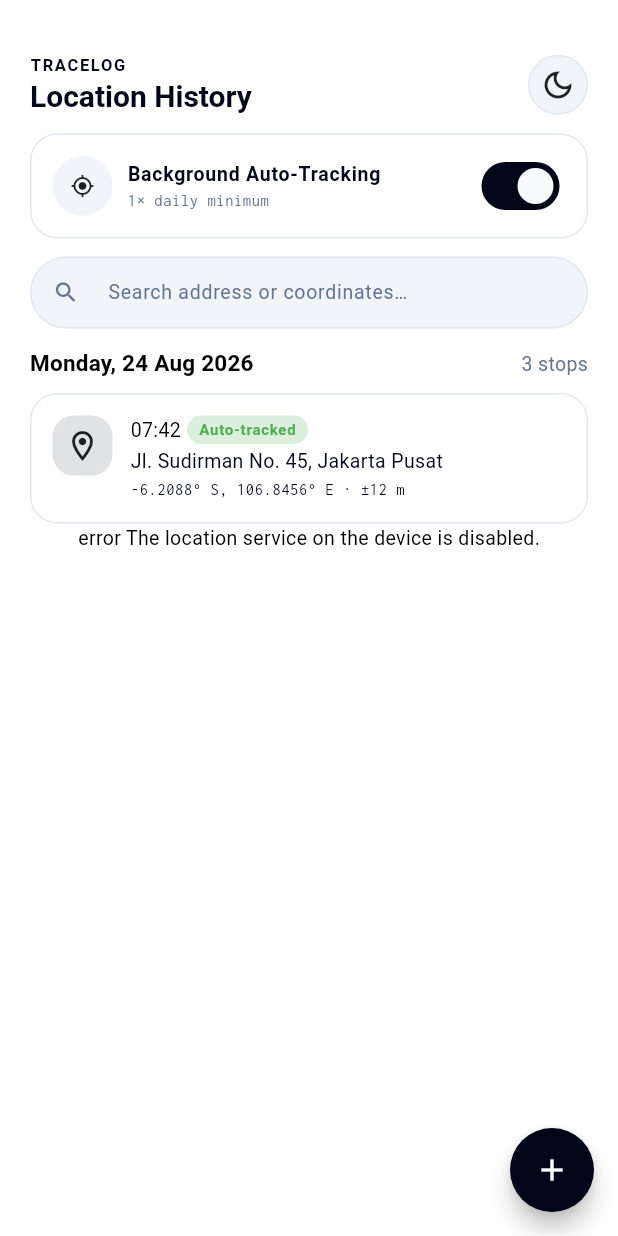
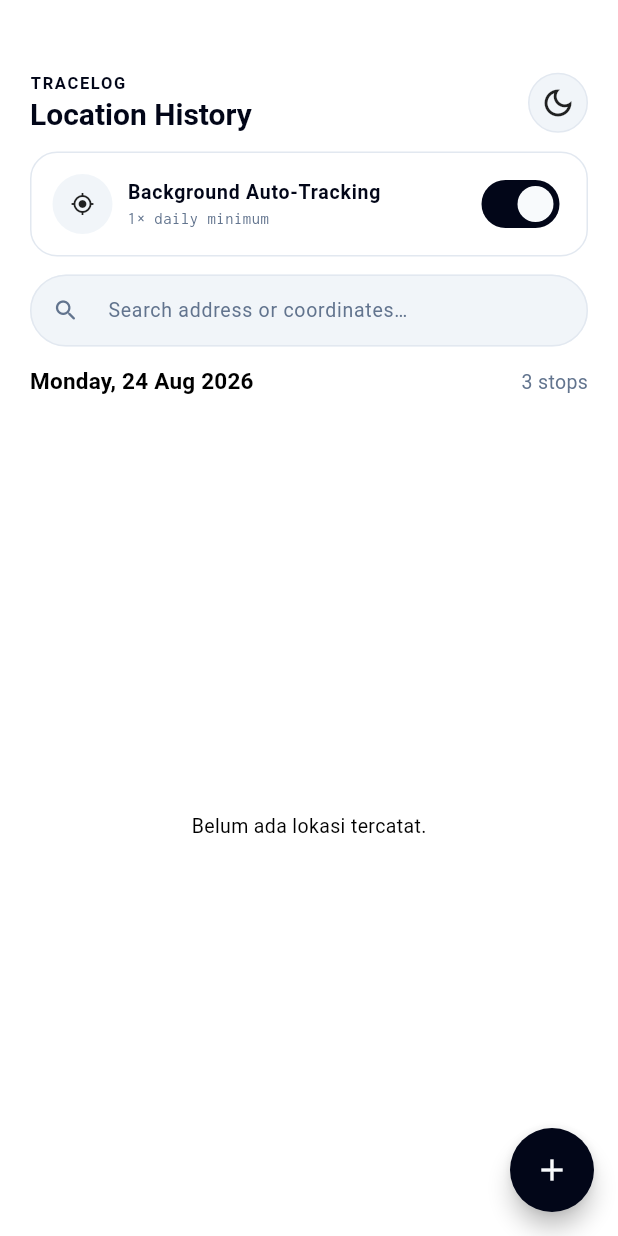
Before and after one commit to pakdhel/tracelog-app, a Flutter app: the screen it shows after launch, after a tap on the "add" icon, on a phone screen of 412 x 824 dp. Run offline on Flutter 3.47's test engine with Material 3 defaults, Android fonts, the phone set to English and light mode, and no system bars; our stand-ins replace flutter_riverpod, geocoding, geolocator, google_fonts; Roboto replaces fonts that are missing (Arimo).

Commit message:
feat: Mencatat lokasi pengguna menggunakan FAB - menambahkan geocoding service untuk mendapatkan alamat berdasarkan titik koordinat - merapihkan geolocator service - membuat model Location Entry - menghapus geolocator provider yang digunakan sebelumnya diganti jadi list location provider - mendaftarkan provider geocodingService - membuat FAB untuk menambahkan lokasi dan kemudian menampilkannya di homescreen - membuat listview_listtile.dart untuk list dari listtile dari lokasi yang dicatat - memindahkan widget listtile_location_widget ke listview_listtile - membuat fungsi untuk format titik koordinat

```diff
--- /dev/null
+++ b/lib/api/geocoding_service.dart
@@ -0,0 +1,9 @@
+import 'package:geocoding/geocoding.dart';
+
+class GeocodingService {
+  Geocoding geocoding = Geocoding();
+
+  Future<List<Placemark>> placemarks(double latitude, double longitude) async {
+    return await geocoding.placemarkFromCoordinates(latitude, longitude);
+  }
+}
--- a/lib/api/geolocator_service.dart
+++ b/lib/api/geolocator_service.dart
@@ -3,13 +3,7 @@ import 'dart:io';
 import 'package:geolocator/geolocator.dart';
 
 class GeolocatorService {
-  late LocationSettings locationSettings;
-
-  Future<void> init() async {
-    await _requestPermission();
-  }
-
-  Future<bool> _requestPermission() async {
+  Future<void> _requestPermission() async {
     bool serviceEnabled = await Geolocator.isLocationServiceEnabled();
     if (!serviceEnabled) {
       throw Exception('Location services are disabled.');
@@ -19,20 +13,24 @@ class GeolocatorService {
     if (permission == LocationPermission.denied) {
       permission = await Geolocator.requestPermission();
       if (permission == LocationPermission.denied) {
-        return false;
+        // return false;
+        throw Exception('Location permission denied.');
       }
     }
 
     if (permission == LocationPermission.deniedForever) {
-      return false;
+      // return false;
+      throw Exception('Location permission denied forever.');
     }
-
-    return true;
+    // return true;
   }
 
-  Future<Position> getCurrentLocation() async {
-    final isRequestPermissionGranted = await _requestPermission();
-    if (isRequestPermissionGranted) {
+  Future<Position> getCurrentLocationByCoordinates() async {
+    try {
+      await _requestPermission();
+
+      late LocationSettings locationSettings;
+
       if (Platform.isAndroid) {
         locationSettings = AndroidSettings(
           accuracy: LocationAccuracy.high,
@@ -53,8 +51,8 @@ class GeolocatorService {
       return await Geolocator.getCurrentPosition(
         locationSettings: locationSettings,
       );
+    } catch (e) {
+      throw Exception('failed to get current location');
     }
-
-    throw Exception('failed to get current location');
   }
 }
--- a/lib/main.dart
+++ b/lib/main.dart
@@ -12,9 +12,6 @@ class MainApp extends StatelessWidget {
 
   @override
   Widget build(BuildContext context) {
-    return MaterialApp(
-      theme: TracelogTheme.lightTheme,
-      home: HomeScreen()
-    );
+    return MaterialApp(theme: TracelogTheme.lightTheme, home: HomeScreen());
   }
 }
--- /dev/null
+++ b/lib/models/location_entry.dart
@@ -0,0 +1,14 @@
+import 'package:geocoding/geocoding.dart';
+import 'package:geolocator/geolocator.dart';
+
+class LocationEntry {
+  final DateTime dateTime;
+  final Placemark? placemark;
+  final Position position;
+
+  LocationEntry({
+    required this.placemark,
+    required this.position,
+    required this.dateTime,
+  });
+}
--- a/lib/providers/geolocator_provider.dart
+++ /dev/null
@@ -1,26 +0,0 @@
-import 'dart:async';
-
-import 'package:flutter_riverpod/flutter_riverpod.dart';
-import 'package:geolocator/geolocator.dart';
-import 'package:tracelog_app/providers/providers.dart';
-
-class GeolocatorProvider extends AsyncNotifier<Position> {
-  @override
-  Future<Position> build() async {
-    // TODO: implement build
-    final service = ref.watch(geolocatorServiceProvider);
-    await service.init();
-    return service.getCurrentLocation();
-  }
-
-  Future<void> addLocationManually() async {
-    state = const AsyncLoading();
-    final service = ref.watch(geolocatorServiceProvider);
-    state = await AsyncValue.guard(() => service.getCurrentLocation());
-    print(state);
-  }
-}
-
-final geolocatorProvider = AsyncNotifierProvider<GeolocatorProvider, Position>(
-  GeolocatorProvider.new,
-);
--- /dev/null
+++ b/lib/providers/list_location_provider.dart
@@ -0,0 +1,50 @@
+import 'package:flutter_riverpod/flutter_riverpod.dart';
+import 'package:geocoding/geocoding.dart';
+import 'package:tracelog_app/models/location_entry.dart';
+import 'package:tracelog_app/providers/providers.dart';
+
+class ListLocationNotifier extends AsyncNotifier<List<LocationEntry>> {
+  @override
+  Future<List<LocationEntry>> build() async {
+    return [];
+  }
+
+  Future<void> addListLocation() async {
+    final geolocatorService = ref.read(geolocatorServiceProvider);
+    final geocodingService = ref.read(geocodingServiceProvider);
+    final recordedAt = DateTime.now();
+
+    state = const AsyncLoading();
+
+    state = await AsyncValue.guard(() async {
+      final position = await geolocatorService
+          .getCurrentLocationByCoordinates();
+
+      Placemark? placemark;
+
+      try {
+        final placemarks = await geocodingService.placemarks(
+          position.latitude,
+          position.longitude,
+        );
+        placemark = placemarks.isNotEmpty ? placemarks.first : null;
+      } catch (e) {
+        placemark = null;
+      }
+
+      final currentList = state.value ?? [];
+      final newEntry = LocationEntry(
+        placemark: placemark,
+        position: position,
+        dateTime: recordedAt,
+      );
+
+      return [...currentList, newEntry];
+    });
+  }
+}
+
+final listLocationProvider =
+    AsyncNotifierProvider<ListLocationNotifier, List<LocationEntry>>(() {
+      return ListLocationNotifier();
+    });
--- a/lib/providers/providers.dart
+++ b/lib/providers/providers.dart
@@ -1,6 +1,11 @@
 import 'package:flutter_riverpod/flutter_riverpod.dart';
+import 'package:tracelog_app/api/geocoding_service.dart';
 import 'package:tracelog_app/api/geolocator_service.dart';
 
 final geolocatorServiceProvider = Provider<GeolocatorService>((ref) {
   return GeolocatorService();
 });
+
+final geocodingServiceProvider = Provider<GeocodingService>((ref) {
+  return GeocodingService();
+});
--- a/lib/screens/home_screen.dart
+++ b/lib/screens/home_screen.dart
@@ -1,8 +1,8 @@
 import 'package:flutter/material.dart';
 import 'package:flutter_riverpod/flutter_riverpod.dart';
-import 'package:tracelog_app/providers/geolocator_provider.dart';
+import 'package:tracelog_app/providers/list_location_provider.dart';
 import 'package:tracelog_app/screens/widgets/checkbox_tracking_widget.dart';
-import 'package:tracelog_app/screens/widgets/listtile_location_widget.dart';
+import 'package:tracelog_app/screens/widgets/listview_listtile.dart';
 import 'package:tracelog_app/screens/widgets/search_widget.dart';
 
 class HomeScreen extends ConsumerWidget {
@@ -12,11 +12,16 @@ class HomeScreen extends ConsumerWidget {
   Widget build(BuildContext context, WidgetRef ref) {
     final textTheme = Theme.of(context).textTheme;
     final colorScheme = Theme.of(context).colorScheme;
-    final locationAsync = ref.watch(geolocatorProvider);
+    final listLocationAsync = ref.watch(listLocationProvider);
 
     return Scaffold(
       body: Padding(
-        padding: const EdgeInsets.symmetric(horizontal: 20.0, vertical: 36),
+        padding: const EdgeInsets.only(
+          right: 20.0,
+          left: 20,
+          top: 48,
+          // bottom: 24,
+        ),
         child: Column(
           children: [
             Row(
@@ -79,14 +84,19 @@ class HomeScreen extends ConsumerWidget {
               ],
             ),
 
-            SizedBox(height: 8),
+            SizedBox(height: 12),
 
-            ListtileLocationWidget(),
-
-            locationAsync.when(
-              error: (err, stack) => Text('error $err'),
-              loading: () => CircularProgressIndicator(),
-              data: (data) => Text('$data'),
+            Expanded(
+              child: listLocationAsync.when(
+                skipLoadingOnReload: true,
+                error: (err, stack) => listLocationAsync.value != null
+                    ? ListviewListtile(locations: listLocationAsync.value!)
+                    : Text('Error $err'),
+                loading: () => listLocationAsync.value != null
+                    ? ListviewListtile(locations: listLocationAsync.value!)
+                    : Center(child: CircularProgressIndicator()),
+                data: (locations) => ListviewListtile(locations: locations),
+              ),
             ),
 
             // Text('data'),
@@ -96,7 +106,7 @@ class HomeScreen extends ConsumerWidget {
 
       floatingActionButton: FloatingActionButton(
         onPressed: () =>
-            ref.read(geolocatorProvider.notifier).addLocationManually(),
+            ref.read(listLocationProvider.notifier).addListLocation(),
         shape: RoundedRectangleBorder(
           borderRadius: BorderRadiusGeometry.circular(100),
         ),
--- a/lib/screens/widgets/listtile_location_widget.dart
+++ b/lib/screens/widgets/listtile_location_widget.dart
@@ -1,13 +1,25 @@
 import 'package:flutter/material.dart';
+import 'package:intl/intl.dart';
+import 'package:tracelog_app/models/location_entry.dart';
+import 'package:tracelog_app/utils/coordinates_convertion.dart';
 
 class ListtileLocationWidget extends StatelessWidget {
-  const ListtileLocationWidget({super.key});
+  final LocationEntry location;
+  const ListtileLocationWidget({super.key, required this.location});
 
   @override
   Widget build(BuildContext context) {
     final colorScheme = Theme.of(context).colorScheme;
     final textTheme = Theme.of(context).textTheme;
+
+    String formattedDate = DateFormat('HH:mm').format(location.dateTime);
+    String formattedCoordinate = CoordinatesConvertion.formattedCoordinates(
+      location.position.latitude,
+      location.position.longitude,
+    );
+
     return Container(
+      margin: EdgeInsets.only(bottom: 10),
       padding: EdgeInsets.all(14),
       decoration: BoxDecoration(
         color: Colors.white,
@@ -27,12 +39,13 @@ class ListtileLocationWidget extends StatelessWidget {
             child: Icon(Icons.location_on_outlined),
           ),
           SizedBox(width: 12),
-          Column(
+          Expanded(
+            child: Column(
               crossAxisAlignment: CrossAxisAlignment.start,
               children: [
                 Row(
                   children: [
-                  Text('07:42', style: textTheme.bodyMedium),
+                    Text(formattedDate, style: textTheme.bodyMedium),
                     SizedBox(width: 4),
                     Container(
                       padding: EdgeInsets.symmetric(horizontal: 8, vertical: 2),
@@ -54,7 +67,7 @@ class ListtileLocationWidget extends StatelessWidget {
                 SizedBox(height: 2),
 
                 Text(
-                'Jl. Sudirman No. 45, Jakarta Pusat',
+                  '${location.placemark?.street}',
                   style: textTheme.bodyMedium?.copyWith(
                     color: colorScheme.primary,
                   ),
@@ -63,13 +76,14 @@ class ListtileLocationWidget extends StatelessWidget {
                 SizedBox(height: 2),
 
                 Text(
-                '-6.2088° S, 106.8456° E · ±12 m',
+                  formattedCoordinate,
                   style: textTheme.bodySmall?.copyWith(
                     color: colorScheme.primary,
                   ),
                 ),
               ],
             ),
+          ),
         ],
       ),
     );
--- /dev/null
+++ b/lib/screens/widgets/listview_listtile.dart
@@ -0,0 +1,22 @@
+import 'package:flutter/material.dart';
+import 'package:tracelog_app/models/location_entry.dart';
+import 'package:tracelog_app/screens/widgets/listtile_location_widget.dart';
+
+class ListviewListtile extends StatelessWidget {
+  final List<LocationEntry> locations;
+  const ListviewListtile({super.key, required this.locations});
+
+  @override
+  Widget build(BuildContext context) {
+    if (locations.isEmpty) {
+      return const Center(child: Text('Belum ada lokasi tercatat.'));
+    }
+    return ListView.builder(
+      padding: EdgeInsets.zero,
+      itemCount: locations.length,
+      itemBuilder: (context, index) {
+        return ListtileLocationWidget(location: locations[index]);
+      },
+    );
+  }
+}
--- /dev/null
+++ b/lib/utils/coordinates_convertion.dart
@@ -0,0 +1,11 @@
+class CoordinatesConvertion {
+  static String formattedCoordinates(double lattitude, double longitude) {
+    String latDirection = lattitude >= 0 ? 'N' : 'S';
+    double formattedLat = lattitude.abs();
+
+    String longDirection = longitude >= 0 ? 'E' : 'W';
+    double formattedLong = longitude.abs();
+
+    return '$formattedLat° $latDirection, $formattedLong° $longDirection';
+  }
+}
--- a/pubspec.yaml
+++ b/pubspec.yaml
@@ -10,8 +10,10 @@ dependencies:
   flutter:
     sdk: flutter
   flutter_riverpod: ^2.6.1
+  geocoding: ^5.0.0
   geolocator: ^14.0.3
   google_fonts: ^8.2.1
+  intl: ^0.20.3
 
 dev_dependencies:
   flutter_test:
```
Also changed, not shown: pubspec.lock. Lines whose indentation alone changed are shown as unchanged.
